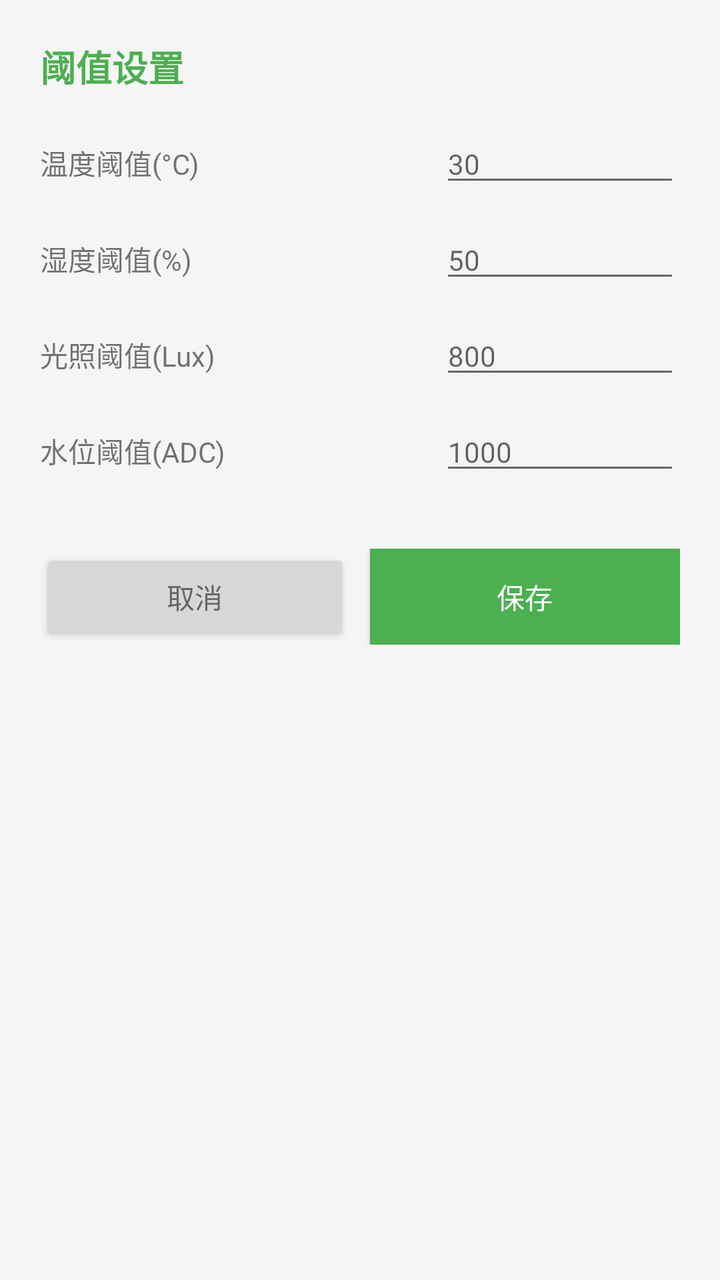
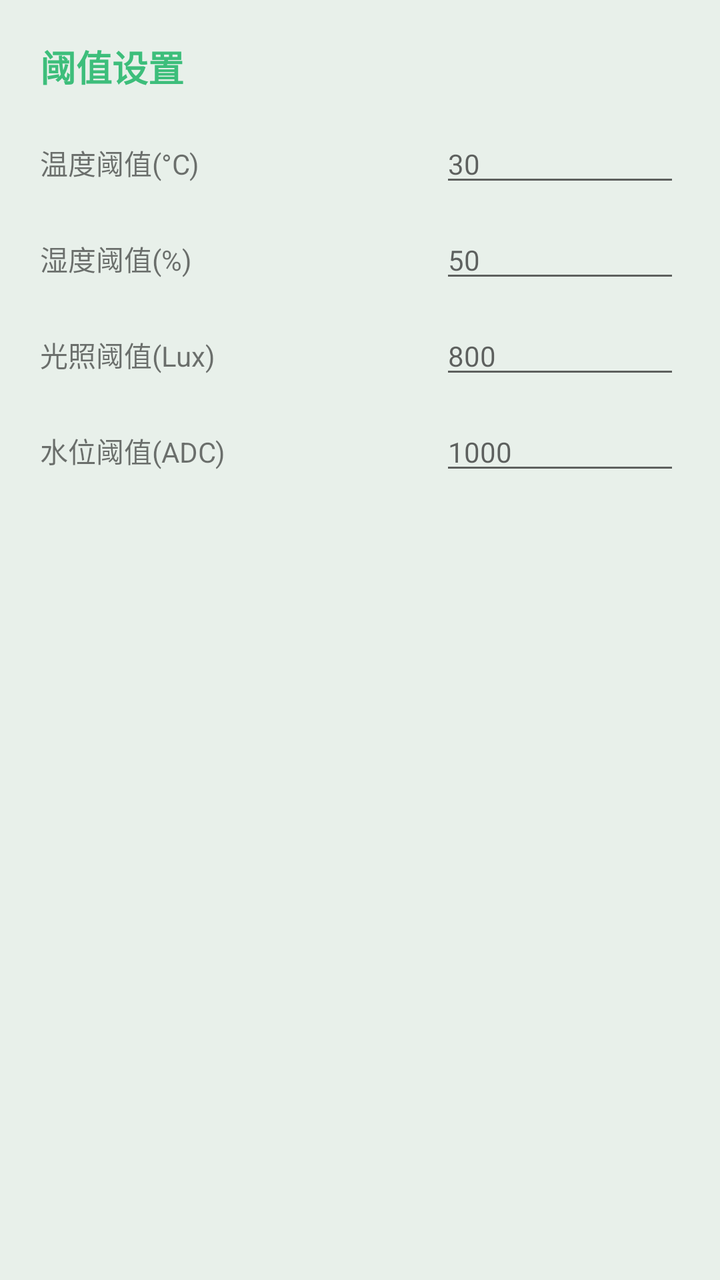

Two renders of the same Android screen: before a commit and after it. Below are the layout's source before the change and the commit's diff.
<!-- AndroidManifest.xml: application theme AppTheme -->
<!-- res/layout/dialog_threshold.xml -->
<?xml version="1.0" encoding="utf-8"?>
<LinearLayout xmlns:android="http://schemas.android.com/apk/res/android"
    android:layout_width="match_parent"
    android:layout_height="wrap_content"
    android:orientation="vertical"
    android:padding="20dp">

    <TextView
        android:layout_width="match_parent"
        android:layout_height="wrap_content"
        android:text="@string/threshold_settings"
        android:textSize="18sp"
        android:textStyle="bold"
        android:textColor="@color/colorPrimary"
        android:layout_marginBottom="16dp"/>

    <LinearLayout
        android:layout_width="match_parent"
        android:layout_height="wrap_content"
        android:orientation="horizontal"
        android:layout_marginBottom="12dp">

        <TextView
            android:layout_width="0dp"
            android:layout_height="wrap_content"
            android:layout_weight="1"
            android:text="@string/temp_threshold"
            android:textSize="14sp"/>

        <EditText
            android:id="@+id/et_temp_threshold"
            android:layout_width="120dp"
            android:layout_height="wrap_content"
            android:inputType="number"
            android:textSize="14sp"
            android:hint="30"/>
    </LinearLayout>

    <LinearLayout
        android:layout_width="match_parent"
        android:layout_height="wrap_content"
        android:orientation="horizontal"
        android:layout_marginBottom="12dp">

        <TextView
            android:layout_width="0dp"
            android:layout_height="wrap_content"
            android:layout_weight="1"
            android:text="@string/humi_threshold"
            android:textSize="14sp"/>

        <EditText
            android:id="@+id/et_humi_threshold"
            android:layout_width="120dp"
            android:layout_height="wrap_content"
            android:inputType="number"
            android:textSize="14sp"
            android:hint="50"/>
    </LinearLayout>

    <LinearLayout
        android:layout_width="match_parent"
        android:layout_height="wrap_content"
        android:orientation="horizontal"
        android:layout_marginBottom="12dp">

        <TextView
            android:layout_width="0dp"
            android:layout_height="wrap_content"
            android:layout_weight="1"
            android:text="@string/light_threshold"
            android:textSize="14sp"/>

        <EditText
            android:id="@+id/et_light_threshold"
            android:layout_width="120dp"
            android:layout_height="wrap_content"
            android:inputType="number"
            android:textSize="14sp"
            android:hint="800"/>
    </LinearLayout>

    <LinearLayout
        android:layout_width="match_parent"
        android:layout_height="wrap_content"
        android:orientation="horizontal"
        android:layout_marginBottom="12dp">

        <TextView
            android:layout_width="0dp"
            android:layout_height="wrap_content"
            android:layout_weight="1"
            android:text="@string/water_threshold"
            android:textSize="14sp"/>

        <EditText
            android:id="@+id/et_water_threshold"
            android:layout_width="120dp"
            android:layout_height="wrap_content"
            android:inputType="number"
            android:textSize="14sp"
            android:hint="1000"/>
    </LinearLayout>

    <LinearLayout
        android:layout_width="match_parent"
        android:layout_height="wrap_content"
        android:orientation="horizontal"
        android:layout_marginTop="20dp">

        <Button
            android:id="@+id/btn_cancel"
            android:layout_width="0dp"
            android:layout_height="wrap_content"
            android:layout_weight="1"
            android:text="@string/cancel"
            android:textColor="@color/colorTextSecondary"
            android:layout_marginRight="10dp"/>

        <Button
            android:id="@+id/btn_save"
            android:layout_width="0dp"
            android:layout_height="wrap_content"
            android:layout_weight="1"
            android:text="@string/save"
            android:background="@color/colorPrimary"
            android:textColor="@android:color/white"/>
    </LinearLayout>

</LinearLayout>
<!-- resources referenced by this layout -->
<resources>
  <color name="colorPrimary">#4CAF50</color>
  <color name="colorTextSecondary">#666666</color>
  <string name="cancel">取消</string>
  <string name="humi_threshold">湿度阈值(%)</string>
  <string name="light_threshold">光照阈值(Lux)</string>
  <string name="save">保存</string>
  <string name="temp_threshold">温度阈值(°C)</string>
  <string name="threshold_settings">阈值设置</string>
  <string name="water_threshold">水位阈值(ADC)</string>
  <style name="AppTheme" parent="Theme.AppCompat.Light.DarkActionBar">
          <item name="colorPrimary">@color/colorPrimary</item>
          <item name="colorPrimaryDark">@color/colorPrimaryDark</item>
          <item name="colorAccent">@color/colorAccent</item>
          <item name="android:windowBackground">@color/colorBackground</item>
      </style>
  <color name="colorPrimaryDark">#388E3C</color>
  <color name="colorAccent">#FF5722</color>
  <color name="colorBackground">#F5F5F5</color>
</resources>

<!-- the commit's change to res/layout/dialog_threshold.xml (unified diff, before → after) -->
@@ -1,5 +1,6 @@
 <?xml version="1.0" encoding="utf-8"?>
 <LinearLayout xmlns:android="http://schemas.android.com/apk/res/android"
+    xmlns:app="http://schemas.android.com/apk/res-auto"
     android:layout_width="match_parent"
     android:layout_height="wrap_content"
     android:orientation="vertical"
@@ -106,25 +107,6 @@
         android:layout_width="match_parent"
         android:layout_height="wrap_content"
         android:orientation="horizontal"
-        android:layout_marginTop="20dp">
-
-        <Button
-            android:id="@+id/btn_cancel"
-            android:layout_width="0dp"
-            android:layout_height="wrap_content"
-            android:layout_weight="1"
-            android:text="@string/cancel"
-            android:textColor="@color/colorTextSecondary"
-            android:layout_marginRight="10dp"/>
-
-        <Button
-            android:id="@+id/btn_save"
-            android:layout_width="0dp"
-            android:layout_height="wrap_content"
-            android:layout_weight="1"
-            android:text="@string/save"
-            android:background="@color/colorPrimary"
-            android:textColor="@android:color/white"/>
-    </LinearLayout>
+        android:layout_marginTop="20dp"/>
 
 </LinearLayout>
<!-- resource entries referenced after the edit -->
@@ -1,22 +1,22 @@
 <!-- resources referenced by this layout -->
 <resources>
-  <color name="colorPrimary">#4CAF50</color>
-  <color name="colorTextSecondary">#666666</color>
-  <string name="cancel">取消</string>
+  <color name="colorPrimary">#3DBE7B</color>
   <string name="humi_threshold">湿度阈值(%)</string>
   <string name="light_threshold">光照阈值(Lux)</string>
-  <string name="save">保存</string>
   <string name="temp_threshold">温度阈值(°C)</string>
   <string name="threshold_settings">阈值设置</string>
   <string name="water_threshold">水位阈值(ADC)</string>
-  <style name="AppTheme" parent="Theme.AppCompat.Light.DarkActionBar">
+  <style name="AppTheme" parent="Theme.MaterialComponents.DayNight.NoActionBar">
           <item name="colorPrimary">@color/colorPrimary</item>
+          <item name="colorPrimaryVariant">@color/colorPrimaryDark</item>
           <item name="colorPrimaryDark">@color/colorPrimaryDark</item>
+          
+          <item name="colorSecondary">@color/colorAccent</item>
           <item name="colorAccent">@color/colorAccent</item>
           <item name="android:windowBackground">@color/colorBackground</item>
       </style>
-  <color name="colorPrimaryDark">#388E3C</color>
+  <color name="colorPrimaryDark">#2FA860</color>
   <color name="colorAccent">#FF5722</color>
-  <color name="colorBackground">#F5F5F5</color>
+  <color name="colorBackground">#E8F0EA</color>
 </resources>
 
